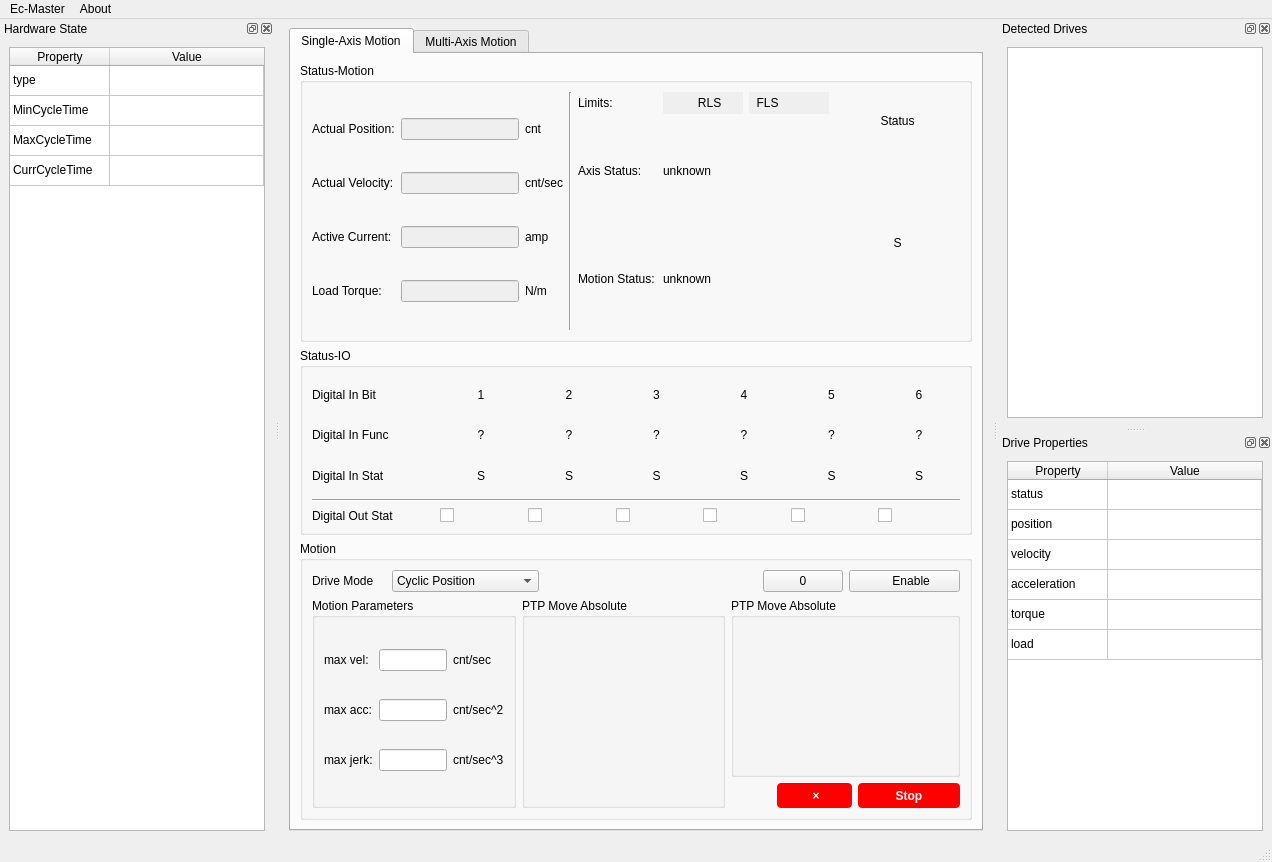
Above: src/rocosmainwindow.ui from thinkexist1989/rocos-dbg before the change. Below: the same form after it.
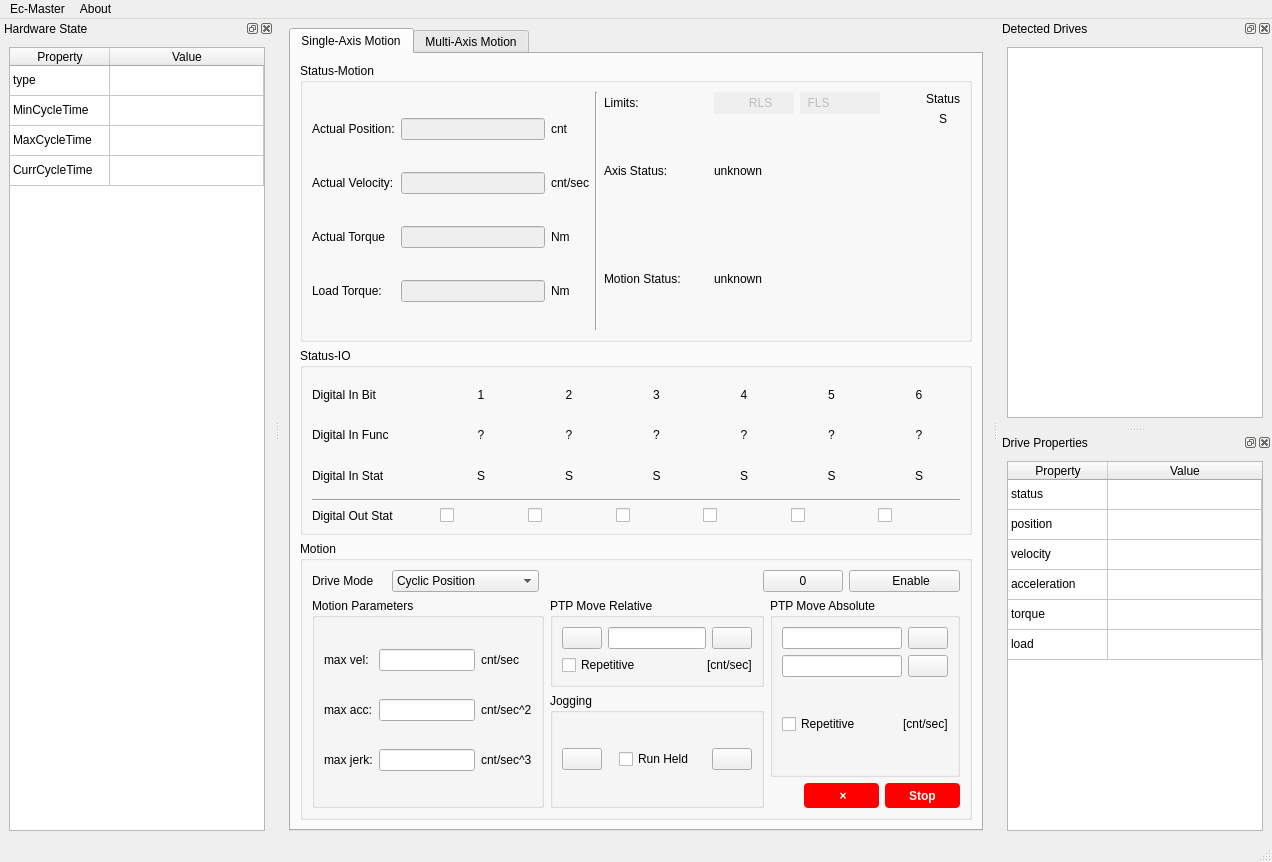
That is the form after the change. Icons and pictures are not drawn.

The edit to the form file:
```diff
--- a/src/rocosmainwindow.ui
+++ b/src/rocosmainwindow.ui
@@ -50,117 +50,7 @@
           <property name="title">
            <string>Status-Motion</string>
           </property>
-          <layout class="QGridLayout" name="gridLayout_11" columnstretch="2,0,2,1">
-           <item row="0" column="0">
-            <layout class="QGridLayout" name="gridLayout_10">
-             <item row="0" column="0">
-              <widget class="QLabel" name="label">
-               <property name="styleSheet">
-                <string notr="true"/>
-               </property>
-               <property name="text">
-                <string>Actual Position:</string>
-               </property>
-               <property name="alignment">
-                <set>Qt::AlignLeading|Qt::AlignLeft|Qt::AlignVCenter</set>
-               </property>
-              </widget>
-             </item>
-             <item row="0" column="1">
-              <widget class="QLineEdit" name="lineEdit">
-               <property name="enabled">
-                <bool>false</bool>
-               </property>
-              </widget>
-             </item>
-             <item row="0" column="2">
-              <widget class="QLabel" name="label_6">
-               <property name="text">
-                <string>cnt</string>
-               </property>
-              </widget>
-             </item>
-             <item row="1" column="0">
-              <widget class="QLabel" name="label_2">
-               <property name="text">
-                <string>Actual Velocity:</string>
-               </property>
-               <property name="alignment">
-                <set>Qt::AlignLeading|Qt::AlignLeft|Qt::AlignVCenter</set>
-               </property>
-              </widget>
-             </item>
-             <item row="1" column="1">
-              <widget class="QLineEdit" name="lineEdit_2">
-               <property name="enabled">
-                <bool>false</bool>
-               </property>
-              </widget>
-             </item>
-             <item row="1" column="2">
-              <widget class="QLabel" name="label_7">
-               <property name="text">
-                <string>cnt/sec</string>
-               </property>
-              </widget>
-             </item>
-             <item row="2" column="0">
-              <widget class="QLabel" name="label_3">
-               <property name="text">
-                <string>Active Current:</string>
-               </property>
-               <property name="alignment">
-                <set>Qt::AlignLeading|Qt::AlignLeft|Qt::AlignVCenter</set>
-               </property>
-              </widget>
-             </item>
-             <item row="2" column="1">
-              <widget class="QLineEdit" name="lineEdit_3">
-               <property name="enabled">
-                <bool>false</bool>
-               </property>
-              </widget>
-             </item>
-             <item row="2" column="2">
-              <widget class="QLabel" name="label_8">
-               <property name="text">
-                <string>amp</string>
-               </property>
-              </widget>
-             </item>
-             <item row="3" column="0">
-              <widget class="QLabel" name="label_9">
-               <property name="text">
-                <string>Load Torque:</string>
-               </property>
-               <property name="alignment">
-                <set>Qt::AlignLeading|Qt::AlignLeft|Qt::AlignVCenter</set>
-               </property>
-              </widget>
-             </item>
-             <item row="3" column="1">
-              <widget class="QLineEdit" name="lineEdit_4">
-               <property name="enabled">
-                <bool>false</bool>
-               </property>
-              </widget>
-             </item>
-             <item row="3" column="2">
-              <widget class="QLabel" name="label_10">
-               <property name="text">
-                <string>N/m</string>
-               </property>
-              </widget>
-             </item>
-            </layout>
-           </item>
-           <item row="0" column="1">
-            <widget class="Line" name="line_2">
-             <property name="orientation">
-              <enum>Qt::Vertical</enum>
-             </property>
-            </widget>
-           </item>
+          <layout class="QGridLayout" name="gridLayout_11" columnstretch="2,0,2,0,0">
            <item row="0" column="2">
             <layout class="QGridLayout" name="gridLayout_9">
              <item row="0" column="0">
@@ -178,7 +68,7 @@
                <item row="0" column="0">
                 <widget class="QPushButton" name="pushButton_2">
                  <property name="enabled">
-                  <bool>true</bool>
+                  <bool>false</bool>
                  </property>
                  <property name="layoutDirection">
                   <enum>Qt::LeftToRight</enum>
@@ -201,7 +91,7 @@
                <item row="0" column="1">
                 <widget class="QPushButton" name="pushButton_3">
                  <property name="enabled">
-                  <bool>true</bool>
+                  <bool>false</bool>
                  </property>
                  <property name="font">
                   <font>
@@ -275,10 +165,139 @@
              </item>
             </layout>
            </item>
-           <item row="0" column="3">
-            <layout class="QGridLayout" name="gridLayout_8" rowstretch="1,3">
+           <item row="0" column="0">
+            <layout class="QGridLayout" name="gridLayout_10">
              <item row="0" column="0">
-              <widget class="QLabel" name="label_5">
+              <widget class="QLabel" name="actualPosLabel">
+               <property name="styleSheet">
+                <string notr="true"/>
+               </property>
+               <property name="text">
+                <string>Actual Position:</string>
+               </property>
+               <property name="alignment">
+                <set>Qt::AlignLeading|Qt::AlignLeft|Qt::AlignVCenter</set>
+               </property>
+              </widget>
+             </item>
+             <item row="0" column="1">
+              <widget class="QLineEdit" name="actualPos">
+               <property name="enabled">
+                <bool>false</bool>
+               </property>
+              </widget>
+             </item>
+             <item row="0" column="2">
+              <widget class="QLabel" name="actualPosUnit">
+               <property name="text">
+                <string>cnt</string>
+               </property>
+              </widget>
+             </item>
+             <item row="1" column="0">
+              <widget class="QLabel" name="actualVelLabel">
+               <property name="text">
+                <string>Actual Velocity:</string>
+               </property>
+               <property name="alignment">
+                <set>Qt::AlignLeading|Qt::AlignLeft|Qt::AlignVCenter</set>
+               </property>
+              </widget>
+             </item>
+             <item row="1" column="1">
+              <widget class="QLineEdit" name="actualVel">
+               <property name="enabled">
+                <bool>false</bool>
+               </property>
+              </widget>
+             </item>
+             <item row="1" column="2">
+              <widget class="QLabel" name="actualVelUnit">
+               <property name="text">
+                <string>cnt/sec</string>
+               </property>
+              </widget>
+             </item>
+             <item row="2" column="0">
+              <widget class="QLabel" name="actualTorLabel">
+               <property name="text">
+                <string>Actual Torque</string>
+               </property>
+               <property name="alignment">
+                <set>Qt::AlignLeading|Qt::AlignLeft|Qt::AlignVCenter</set>
+               </property>
+              </widget>
+             </item>
+             <item row="2" column="1">
+              <widget class="QLineEdit" name="actualTor">
+               <property name="enabled">
+                <bool>false</bool>
+               </property>
+              </widget>
+             </item>
+             <item row="2" column="2">
+              <widget class="QLabel" name="actualTorUnit">
+               <property name="text">
+                <string>Nm</string>
+               </property>
+              </widget>
+             </item>
+             <item row="3" column="0">
+              <widget class="QLabel" name="loadLabel">
+               <property name="text">
+                <string>Load Torque:</string>
+               </property>
+               <property name="alignment">
+                <set>Qt::AlignLeading|Qt::AlignLeft|Qt::AlignVCenter</set>
+               </property>
+              </widget>
+             </item>
+             <item row="3" column="1">
+              <widget class="QLineEdit" name="load">
+               <property name="enabled">
+                <bool>false</bool>
+               </property>
+              </widget>
+             </item>
+             <item row="3" column="2">
+              <widget class="QLabel" name="loadUnit">
+               <property name="text">
+                <string>Nm</string>
+               </property>
+              </widget>
+             </item>
+            </layout>
+           </item>
+           <item row="0" column="1">
+            <widget class="Line" name="line_2">
+             <property name="orientation">
+              <enum>Qt::Vertical</enum>
+             </property>
+            </widget>
+           </item>
+           <item row="0" column="4">
+            <layout class="QGridLayout" name="gridLayout_8" rowstretch="1,0,0">
+             <item row="2" column="0">
+              <spacer name="verticalSpacer">
+               <property name="orientation">
+                <enum>Qt::Vertical</enum>
+               </property>
+               <property name="sizeHint" stdset="0">
+                <size>
+                 <width>20</width>
+                 <height>40</height>
+                </size>
+               </property>
+              </spacer>
+             </item>
+             <item row="0" column="0">
+              <widget class="QLabel" name="statusLabel">
+               <property name="sizePolicy">
+                <sizepolicy hsizetype="Preferred" vsizetype="Fixed">
+                 <horstretch>0</horstretch>
+                 <verstretch>0</verstretch>
+                </sizepolicy>
+               </property>
                <property name="text">
                 <string>Status</string>
                </property>
@@ -311,6 +330,22 @@
              </item>
             </layout>
            </item>
+           <item row="0" column="3">
+            <spacer name="horizontalSpacer_7">
+             <property name="orientation">
+              <enum>Qt::Horizontal</enum>
+             </property>
+             <property name="sizeType">
+              <enum>QSizePolicy::Preferred</enum>
+             </property>
+             <property name="sizeHint" stdset="0">
+              <size>
+               <width>40</width>
+               <height>20</height>
+              </size>
+             </property>
+            </spacer>
+           </item>
           </layout>
          </widget>
         </item>
@@ -603,138 +638,7 @@
           <property name="title">
            <string>Motion</string>
           </property>
-          <layout class="QGridLayout" name="gridLayout_13" rowstretch="1,3,1" columnstretch="4,4,0,1,2">
-           <item row="2" column="4">
-            <widget class="QPushButton" name="pushButton_5">
-             <property name="styleSheet">
-              <string notr="true">
-/**********按钮**********/
-QPushButton {
-  border-radius: 4px;
-  border: none;
-  width: 75px;
-  height: 25px;
-  
-  font: 9pt &quot;Microsoft YaHei UI&quot;;
-  font-weight: bold;
-
-}
-
-QPushButton:enabled {
-  background: rgb(255, 0, 0);
-  color: white;
-}
-
-QPushButton:!enabled {
-  background: rgb(255, 180, 180);
-  color: white;
-}
-
-QPushButton:enabled:hover {
-  background: rgb(255, 0, 0);
-}
-
-QPushButton:enabled:pressed {
-  background: rgb(255, 0, 0);
-}</string>
-             </property>
-             <property name="text">
-              <string>Stop</string>
-             </property>
-            </widget>
-           </item>
-           <item row="2" column="2">
-            <spacer name="horizontalSpacer_2">
-             <property name="orientation">
-              <enum>Qt::Horizontal</enum>
-             </property>
-             <property name="sizeHint" stdset="0">
-              <size>
-               <width>40</width>
-               <height>20</height>
-              </size>
-             </property>
-            </spacer>
-           </item>
-           <item row="1" column="0" rowspan="2">
-            <widget class="QGroupBox" name="groupBox_4">
-             <property name="title">
-              <string>Motion Parameters</string>
-             </property>
-             <layout class="QGridLayout" name="gridLayout_12">
-              <item row="0" column="0">
-               <widget class="QLabel" name="label_13">
-                <property name="text">
-                 <string>max vel:</string>
-                </property>
-               </widget>
-              </item>
-              <item row="0" column="1">
-               <widget class="QLineEdit" name="lineEdit_5">
-                <property name="enabled">
-                 <bool>true</bool>
-                </property>
-               </widget>
-              </item>
-              <item row="0" column="2">
-               <widget class="QLabel" name="label_16">
-                <property name="text">
-                 <string>cnt/sec</string>
-                </property>
-               </widget>
-              </item>
-              <item row="1" column="0">
-               <widget class="QLabel" name="label_12">
-                <property name="text">
-                 <string>max acc:</string>
-                </property>
-               </widget>
-              </item>
-              <item row="1" column="1">
-               <widget class="QLineEdit" name="lineEdit_9">
-                <property name="enabled">
-                 <bool>true</bool>
-                </property>
-               </widget>
-              </item>
-              <item row="1" column="2">
-               <widget class="QLabel" name="label_17">
-                <property name="text">
-                 <string>cnt/sec^2</string>
-                </property>
-               </widget>
-              </item>
-              <item row="2" column="0">
-               <widget class="QLabel" name="label_46">
-                <property name="text">
-                 <string>max jerk:</string>
-                </property>
-               </widget>
-              </item>
-              <item row="2" column="1">
-               <widget class="QLineEdit" name="lineEdit_10">
-                <property name="enabled">
-                 <bool>true</bool>
-                </property>
-               </widget>
-              </item>
-              <item row="2" column="2">
-               <widget class="QLabel" name="label_47">
-                <property name="text">
-                 <string>cnt/sec^3</string>
-                </property>
-               </widget>
-              </item>
-             </layout>
-            </widget>
-           </item>
-           <item row="1" column="1" rowspan="2">
-            <widget class="QGroupBox" name="groupBox_5">
-             <property name="title">
-              <string>PTP Move Absolute</string>
-             </property>
-            </widget>
-           </item>
+          <layout class="QGridLayout" name="gridLayout_14">
            <item row="0" column="0" colspan="5">
             <layout class="QHBoxLayout" name="horizontalLayout" stretch="2,4,0,0,3">
              <item>
@@ -796,15 +700,314 @@
              </item>
             </layout>
            </item>
-           <item row="1" column="2" colspan="3">
+           <item row="1" column="0" rowspan="3">
+            <widget class="QGroupBox" name="groupBox_4">
+             <property name="title">
+              <string>Motion Parameters</string>
+             </property>
+             <layout class="QGridLayout" name="gridLayout_12" columnstretch="1,2,1">
+              <item row="0" column="0">
+               <widget class="QLabel" name="maxVelLabel">
+                <property name="text">
+                 <string>max vel:</string>
+                </property>
+               </widget>
+              </item>
+              <item row="0" column="1">
+               <widget class="QLineEdit" name="maxVel">
+                <property name="enabled">
+                 <bool>true</bool>
+                </property>
+               </widget>
+              </item>
+              <item row="0" column="2">
+               <widget class="QLabel" name="maxVelUnit">
+                <property name="text">
+                 <string>cnt/sec</string>
+                </property>
+               </widget>
+              </item>
+              <item row="1" column="0">
+               <widget class="QLabel" name="maxAccLabel">
+                <property name="text">
+                 <string>max acc:</string>
+                </property>
+               </widget>
+              </item>
+              <item row="1" column="1">
+               <widget class="QLineEdit" name="maxAcc">
+                <property name="enabled">
+                 <bool>true</bool>
+                </property>
+               </widget>
+              </item>
+              <item row="1" column="2">
+               <widget class="QLabel" name="maxAccUnit">
+                <property name="text">
+                 <string>cnt/sec^2</string>
+                </property>
+               </widget>
+              </item>
+              <item row="2" column="0">
+               <widget class="QLabel" name="maxJerkLabel">
+                <property name="text">
+                 <string>max jerk:</string>
+                </property>
+               </widget>
+              </item>
+              <item row="2" column="1">
+               <widget class="QLineEdit" name="maxJerk">
+                <property name="enabled">
+                 <bool>true</bool>
+                </property>
+               </widget>
+              </item>
+              <item row="2" column="2">
+               <widget class="QLabel" name="maxJerkUnit">
+                <property name="text">
+                 <string>cnt/sec^3</string>
+                </property>
+               </widget>
+              </item>
+             </layout>
+            </widget>
+           </item>
+           <item row="1" column="1">
             <widget class="QGroupBox" name="groupBox_6">
              <property name="title">
+              <string>PTP Move Relative</string>
+             </property>
+             <layout class="QGridLayout" name="gridLayout_13">
+              <item row="0" column="0">
+               <layout class="QHBoxLayout" name="horizontalLayout_4">
+                <item>
+                 <widget class="QPushButton" name="ptpRelMinus">
+                  <property name="text">
+                   <string/>
+                  </property>
+                  <property name="icon">
+                   <iconset resource="../res.qrc">
+                    <normaloff>:/res/leftarrow.png</normaloff>:/res/leftarrow.png</iconset>
+                  </property>
+                 </widget>
+                </item>
+                <item>
+                 <widget class="QLineEdit" name="ptpRel">
+                  <property name="enabled">
+                   <bool>true</bool>
+                  </property>
+                 </widget>
+                </item>
+                <item>
+                 <widget class="QPushButton" name="ptpRelPlus">
+                  <property name="text">
+                   <string/>
+                  </property>
+                  <property name="icon">
+                   <iconset resource="../res.qrc">
+                    <normaloff>:/res/rightarrow.png</normaloff>:/res/rightarrow.png</iconset>
+                  </property>
+                 </widget>
+                </item>
+               </layout>
+              </item>
+              <item row="1" column="0">
+               <layout class="QHBoxLayout" name="horizontalLayout_3">
+                <item>
+                 <widget class="QCheckBox" name="ptpRelRepeat">
+                  <property name="text">
+                   <string>Repetitive</string>
+                  </property>
+                 </widget>
+                </item>
+                <item>
+                 <spacer name="horizontalSpacer_3">
+                  <property name="orientation">
+                   <enum>Qt::Horizontal</enum>
+                  </property>
+                  <property name="sizeHint" stdset="0">
+                   <size>
+                    <width>37</width>
+                    <height>17</height>
+                   </size>
+                  </property>
+                 </spacer>
+                </item>
+                <item>
+                 <widget class="QLabel" name="ptpRelUnit">
+                  <property name="text">
+                   <string>[cnt/sec]</string>
+                  </property>
+                 </widget>
+                </item>
+               </layout>
+              </item>
+             </layout>
+            </widget>
+           </item>
+           <item row="1" column="2" rowspan="2" colspan="3">
+            <widget class="QGroupBox" name="groupBox_5">
+             <property name="title">
               <string>PTP Move Absolute</string>
              </property>
+             <layout class="QGridLayout" name="gridLayout_15">
+              <item row="0" column="0">
+               <layout class="QHBoxLayout" name="horizontalLayout_6">
+                <item>
+                 <widget class="QLineEdit" name="ptpAbs1">
+                  <property name="enabled">
+                   <bool>true</bool>
+                  </property>
+                 </widget>
+                </item>
+                <item>
+                 <widget class="QPushButton" name="ptpAbs1Move">
+                  <property name="text">
+                   <string/>
+                  </property>
+                  <property name="icon">
+                   <iconset resource="../res.qrc">
+                    <normaloff>:/res/rightarrow.png</normaloff>:/res/rightarrow.png</iconset>
+                  </property>
+                 </widget>
+                </item>
+               </layout>
+              </item>
+              <item row="1" column="0">
+               <layout class="QHBoxLayout" name="horizontalLayout_2">
+                <item>
+                 <widget class="QLineEdit" name="ptpAbs2">
+                  <property name="enabled">
+                   <bool>true</bool>
+                  </property>
+                 </widget>
+                </item>
+                <item>
+                 <widget class="QPushButton" name="ptpAbs2Move">
+                  <property name="text">
+                   <string/>
+                  </property>
+                  <property name="icon">
+                   <iconset resource="../res.qrc">
+                    <normaloff>:/res/rightarrow.png</normaloff>:/res/rightarrow.png</iconset>
+                  </property>
+                 </widget>
+                </item>
+               </layout>
+              </item>
+              <item row="2" column="0">
+               <layout class="QHBoxLayout" name="horizontalLayout_5">
+                <item>
+                 <widget class="QCheckBox" name="ptpAbsRepeat">
+                  <property name="text">
+                   <string>Repetitive</string>
+                  </property>
+                 </widget>
+                </item>
+                <item>
+                 <spacer name="horizontalSpacer_4">
+                  <property name="orientation">
+                   <enum>Qt::Horizontal</enum>
+                  </property>
+                  <property name="sizeHint" stdset="0">
+                   <size>
+                    <width>37</width>
+                    <height>17</height>
+                   </size>
+                  </property>
+                 </spacer>
+                </item>
+                <item>
+                 <widget class="QLabel" name="ptpAbsUnit">
+                  <property name="text">
+                   <string>[cnt/sec]</string>
+                  </property>
+                 </widget>
+                </item>
+               </layout>
+              </item>
+             </layout>
             </widget>
            </item>
-           <item row="2" column="3">
-            <widget class="QPushButton" name="pushButton_6">
+           <item row="2" column="1" rowspan="2">
+            <widget class="QGroupBox" name="groupBox_7">
+             <property name="title">
+              <string>Jogging</string>
+             </property>
+             <layout class="QHBoxLayout" name="horizontalLayout_7">
+              <item>
+               <widget class="QPushButton" name="jogMinus">
+                <property name="text">
+                 <string/>
+                </property>
+                <property name="icon">
+                 <iconset resource="../res.qrc">
+                  <normaloff>:/res/leftarrow.png</normaloff>:/res/leftarrow.png</iconset>
+                </property>
+               </widget>
+              </item>
+              <item>
+               <spacer name="horizontalSpacer_5">
+                <property name="orientation">
+                 <enum>Qt::Horizontal</enum>
+                </property>
+                <property name="sizeHint" stdset="0">
+                 <size>
+                  <width>18</width>
+                  <height>14</height>
+                 </size>
+                </property>
+               </spacer>
+              </item>
+              <item>
+               <widget class="QCheckBox" name="jogHeldBtn">
+                <property name="text">
+                 <string>Run Held</string>
+                </property>
+               </widget>
+              </item>
+              <item>
+               <spacer name="horizontalSpacer_6">
+                <property name="orientation">
+                 <enum>Qt::Horizontal</enum>
+                </property>
+                <property name="sizeHint" stdset="0">
+                 <size>
+                  <width>18</width>
+                  <height>17</height>
+                 </size>
+                </property>
+               </spacer>
+              </item>
+              <item>
+               <widget class="QPushButton" name="jogPlus">
+                <property name="text">
+                 <string/>
+                </property>
+                <property name="icon">
+                 <iconset resource="../res.qrc">
+                  <normaloff>:/res/rightarrow.png</normaloff>:/res/rightarrow.png</iconset>
+                </property>
+               </widget>
+              </item>
+             </layout>
+            </widget>
+           </item>
+           <item row="3" column="2">
+            <spacer name="horizontalSpacer_2">
+             <property name="orientation">
+              <enum>Qt::Horizontal</enum>
+             </property>
+             <property name="sizeHint" stdset="0">
+              <size>
+               <width>40</width>
+               <height>20</height>
+              </size>
+             </property>
+            </spacer>
+           </item>
+           <item row="3" column="3">
+            <widget class="QPushButton" name="cancelBtn">
              <property name="styleSheet">
               <string notr="true">
 /**********按钮**********/
@@ -842,6 +1045,45 @@
              </property>
             </widget>
            </item>
+           <item row="3" column="4">
+            <widget class="QPushButton" name="stopBtn">
+             <property name="styleSheet">
+              <string notr="true">
+/**********按钮**********/
+QPushButton {
+  border-radius: 4px;
+  border: none;
+  width: 75px;
+  height: 25px;
+  
+  font: 9pt &quot;Microsoft YaHei UI&quot;;
+  font-weight: bold;
+
+}
+
+QPushButton:enabled {
+  background: rgb(255, 0, 0);
+  color: white;
+}
+
+QPushButton:!enabled {
+  background: rgb(255, 180, 180);
+  color: white;
+}
+
+QPushButton:enabled:hover {
+  background: rgb(255, 0, 0);
+}
+
+QPushButton:enabled:pressed {
+  background: rgb(255, 0, 0);
+}</string>
+             </property>
+             <property name="text">
+              <string>Stop</string>
+             </property>
+            </widget>
+           </item>
           </layout>
          </widget>
         </item>
```
Left out of the diff: 88 changed lines with no effect on the pictures.
